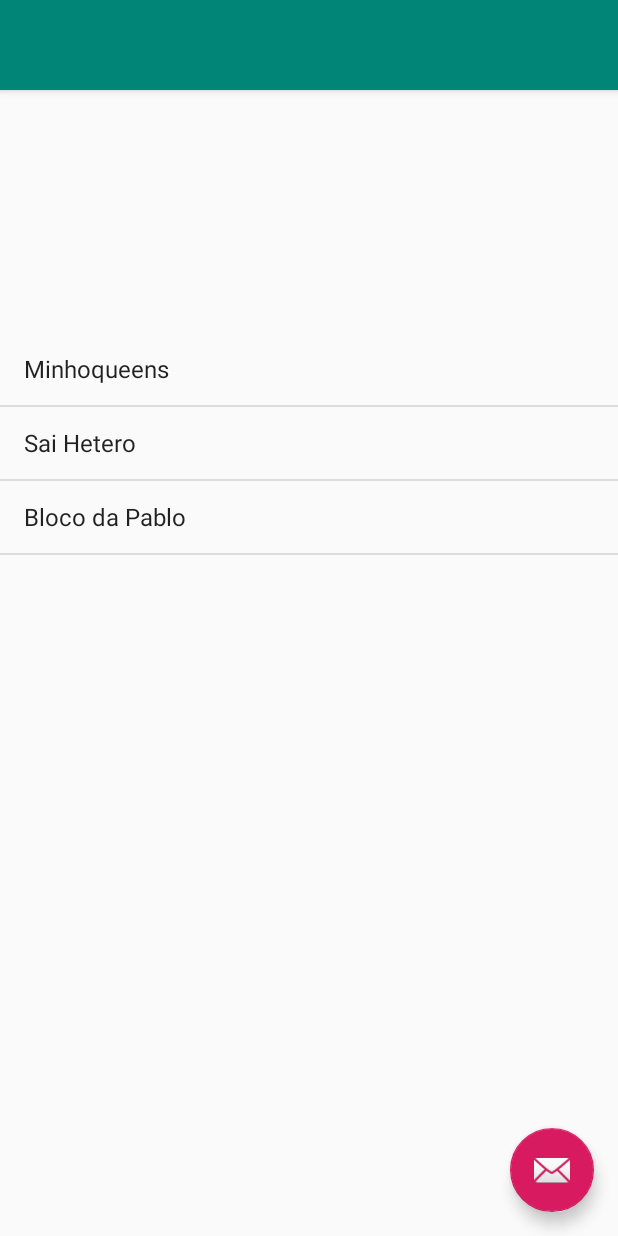
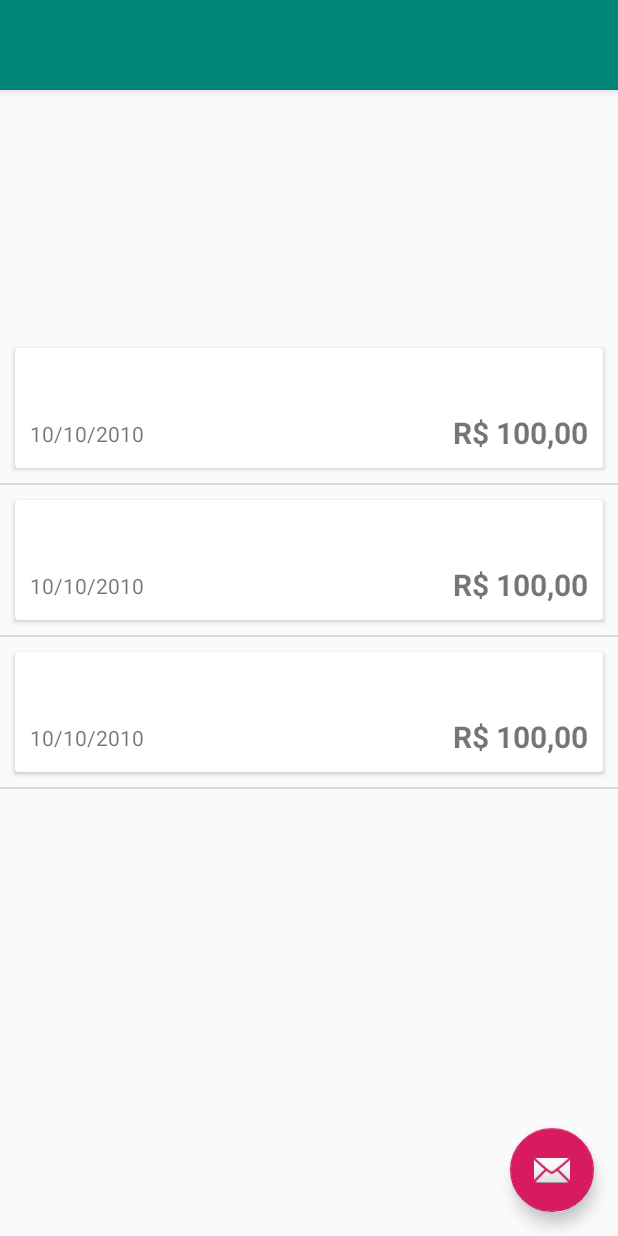
Before and after one commit to mguardarini/learning-kotlin, an Android app: the screen it shows after launch (MainActivity), on a phone screen of 412 x 824 dp. Run offline under Robolectric (Android 15) with nearby library versions, the phone set to English and light mode, and no system bars.

Commit message:
adicionado layout semelhante ao da aula da alura

```diff
--- a/app/src/main/java/com/example/migrate/activity/MainActivity.kt
+++ b/app/src/main/java/com/example/migrate/activity/MainActivity.kt
@@ -7,6 +7,7 @@ import android.view.Menu
 import android.view.MenuItem
 import android.widget.ArrayAdapter
 import com.example.migrate.R
+import com.example.migrate.adapter.ListItensAdapter
 
 import kotlinx.android.synthetic.main.activity_main.*
 
@@ -23,7 +24,7 @@ class MainActivity : AppCompatActivity() {
         }
         var blocosCarnaval = listOf("Minhoqueens","Sai Hetero", "Bloco da Pablo");
 
-        lista_blocos_carnaval.adapter = ArrayAdapter(this,android.R.layout.simple_list_item_1,blocosCarnaval);
+        lista_blocos_carnaval.adapter = ListItensAdapter(blocosCarnaval,this);
     }
 
     override fun onCreateOptionsMenu(menu: Menu): Boolean {
--- a/app/src/main/java/com/example/migrate/adapter/ListItensAdapter.kt
+++ b/app/src/main/java/com/example/migrate/adapter/ListItensAdapter.kt
@@ -1,26 +1,32 @@
 package com.example.migrate.adapter
 
+import android.content.Context
+import android.view.LayoutInflater
 import android.view.View
 import android.view.ViewGroup
 import android.widget.BaseAdapter
+import com.example.migrate.R
 
-class ListItensAdapter : BaseAdapter() {
+class ListItensAdapter(
+    bloquinhos: List<String>,
+    context: Context) : BaseAdapter() {
 
-    override fun getView(position: Int, convertView: View?, parent: ViewGroup?): View {
-        TODO("not implemented") //To change body of created functions use File | Settings | File Templates.
+    private val bloquinhos = bloquinhos;
+    private val context = context;
+
+    override fun getView(position: Int, view: View?, parent: ViewGroup?): View {
+        return LayoutInflater.from(context).inflate(R.layout.bloquinho_item,parent,false);
     }
 
-    override fun getItem(position: Int): Any {
-        TODO("not implemented") //To change body of created functions use File | Settings | File Templates.
+    override fun getItem(position: Int): String {
+        return bloquinhos[position];
     }
 
     override fun getItemId(position: Int): Long {
-        TODO("not implemented") //To change body of created functions use File | Settings | File Templates.
+        return 0;
     }
 
     override fun getCount(): Int {
-        TODO("not implemented") //To change body of created functions use File | Settings | File Templates.
+        return bloquinhos.size;
     }
-
-
 }
--- /dev/null
+++ b/app/src/main/res/layout/bloquinho_item.xml
@@ -0,0 +1,57 @@
+<?xml version="1.0" encoding="utf-8"?>
+<LinearLayout xmlns:android="http://schemas.android.com/apk/res/android"
+    android:orientation="vertical" android:layout_width="match_parent"
+    android:layout_height="match_parent">
+
+    <androidx.cardview.widget.CardView
+        android:layout_width="match_parent"
+        android:layout_height="wrap_content"
+        android:layout_margin="10dp"
+        android:elevation="10dp">
+
+        <LinearLayout
+            android:layout_width="match_parent"
+            android:layout_height="80dp"
+            android:orientation="horizontal">
+
+            <LinearLayout
+                android:layout_width="0dp"
+                android:layout_height="match_parent"
+                android:layout_weight="1"
+                android:orientation="vertical">
+
+                <TextView
+                    android:id="@+id/bloco_categoria"
+                    android:layout_width="wrap_content"
+                    android:layout_height="wrap_content"
+                    android:layout_marginLeft="10dp"
+                    android:layout_marginTop="10dp"
+                    android:textSize="20dp"
+                    android:textStyle="bold" />
+
+                <TextView
+                    android:id="@+id/bloco_data"
+                    android:layout_width="wrap_content"
+                    android:layout_height="wrap_content"
+                    android:layout_margin="10dp"
+                    android:text="10/10/2010" />
+
+            </LinearLayout>
+
+            <TextView
+                android:id="@+id/bloco_valor"
+                android:layout_width="wrap_content"
+                android:layout_height="match_parent"
+                android:layout_marginBottom="10dp"
+                android:layout_marginRight="10dp"
+                android:gravity="right|bottom"
+                android:textSize="20dp"
+                android:textStyle="bold"
+                android:text="R$ 100,00" />
+
+        </LinearLayout>
+
+
+    </androidx.cardview.widget.CardView>
+
+</LinearLayout>
```
